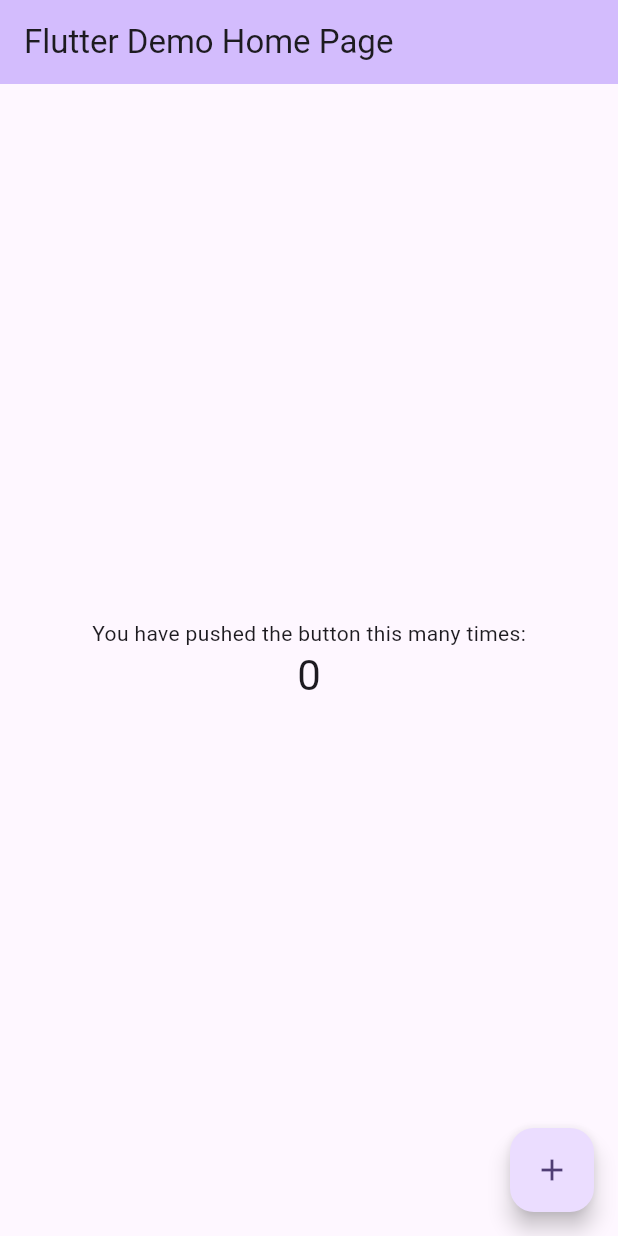
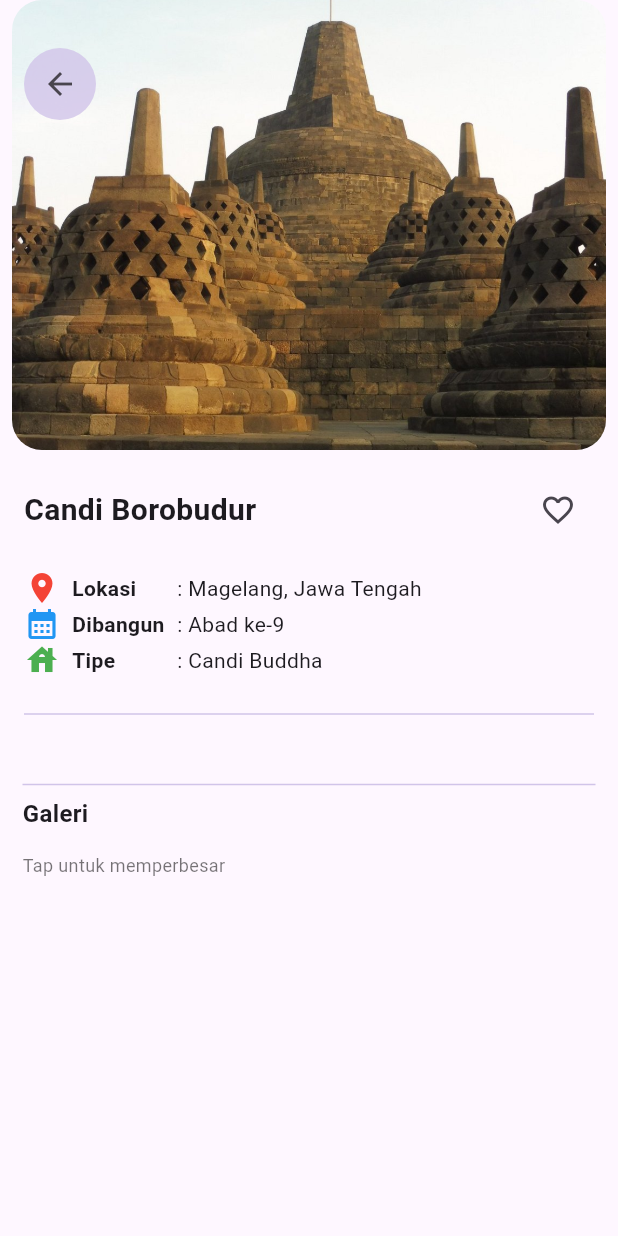
Before and after one commit to Mobile-Programming-MDP/materi-latihan-flutter-brilliantCP, a Flutter app: the screen it shows after launch, on a phone screen of 412 x 824 dp. Run offline on Flutter 3.47's test engine with Material 2 defaults, Android fonts, the phone set to English and light mode, and no system bars.

Commit message:
detail screen

```diff
--- a/wisata_candi/wisata_candi/lib/main.dart
+++ b/wisata_candi/wisata_candi/lib/main.dart
@@ -1,4 +1,6 @@
 import 'package:flutter/material.dart';
+import 'package:wisata_candi/data/candi_data.dart';
+import 'package:wisata_candi/screens/detail_screen.dart';
 
 void main() {
   runApp(const MyApp());
@@ -11,115 +13,12 @@ class MyApp extends StatelessWidget {
   @override
   Widget build(BuildContext context) {
     return MaterialApp(
-      title: 'Flutter Demo',
+      title: 'Wisata Candi',
       theme: ThemeData(
-        // This is the theme of your application.
-        //
-        // TRY THIS: Try running your application with "flutter run". You'll see
-        // the application has a blue toolbar. Then, without quitting the app,
-        // try changing the seedColor in the colorScheme below to Colors.green
-        // and then invoke "hot reload" (save your changes or press the "hot
-        // reload" button in a Flutter-supported IDE, or press "r" if you used
-        // the command line to start the app).
-        //
-        // Notice that the counter didn't reset back to zero; the application
-        // state is not lost during the reload. To reset the state, use hot
-        // restart instead.
-        //
-        // This works for code too, not just values: Most code changes can be
-        // tested with just a hot reload.
         colorScheme: ColorScheme.fromSeed(seedColor: Colors.deepPurple),
         useMaterial3: true,
       ),
-      home: const MyHomePage(title: 'Flutter Demo Home Page'),
+      home: DetailScreen(candi: candiList[0]),
     );
   }
 }
-
-class MyHomePage extends StatefulWidget {
-  const MyHomePage({super.key, required this.title});
-
-  // This widget is the home page of your application. It is stateful, meaning
-  // that it has a State object (defined below) that contains fields that affect
-  // how it looks.
-
-  // This class is the configuration for the state. It holds the values (in this
-  // case the title) provided by the parent (in this case the App widget) and
-  // used by the build method of the State. Fields in a Widget subclass are
-  // always marked "final".
-
-  final String title;
-
-  @override
-  State<MyHomePage> createState() => _MyHomePageState();
-}
-
-class _MyHomePageState extends State<MyHomePage> {
-  int _counter = 0;
-
-  void _incrementCounter() {
-    setState(() {
-      // This call to setState tells the Flutter framework that something has
-      // changed in this State, which causes it to rerun the build method below
-      // so that the display can reflect the updated values. If we changed
-      // _counter without calling setState(), then the build method would not be
-      // called again, and so nothing would appear to happen.
-      _counter++;
-    });
-  }
-
-  @override
-  Widget build(BuildContext context) {
-    // This method is rerun every time setState is called, for instance as done
-    // by the _incrementCounter method above.
-    //
-    // The Flutter framework has been optimized to make rerunning build methods
-    // fast, so that you can just rebuild anything that needs updating rather
-    // than having to individually change instances of widgets.
-    return Scaffold(
-      appBar: AppBar(
-        // TRY THIS: Try changing the color here to a specific color (to
-        // Colors.amber, perhaps?) and trigger a hot reload to see the AppBar
-        // change color while the other colors stay the same.
-        backgroundColor: Theme.of(context).colorScheme.inversePrimary,
-        // Here we take the value from the MyHomePage object that was created by
-        // the App.build method, and use it to set our appbar title.
-        title: Text(widget.title),
-      ),
-      body: Center(
-        // Center is a layout widget. It takes a single child and positions it
-        // in the middle of the parent.
-        child: Column(
-          // Column is also a layout widget. It takes a list of children and
-          // arranges them vertically. By default, it sizes itself to fit its
-          // children horizontally, and tries to be as tall as its parent.
-          //
-          // Column has various properties to control how it sizes itself and
-          // how it positions its children. Here we use mainAxisAlignment to
-          // center the children vertically; the main axis here is the vertical
-          // axis because Columns are vertical (the cross axis would be
-          // horizontal).
-          //
-          // TRY THIS: Invoke "debug painting" (choose the "Toggle Debug Paint"
-          // action in the IDE, or press "p" in the console), to see the
-          // wireframe for each widget.
-          mainAxisAlignment: MainAxisAlignment.center,
-          children: <Widget>[
-            const Text(
-              'You have pushed the button this many times:',
-            ),
-            Text(
-              '$_counter',
-              style: Theme.of(context).textTheme.headlineMedium,
-            ),
-          ],
-        ),
-      ),
-      floatingActionButton: FloatingActionButton(
-        onPressed: _incrementCounter,
-        tooltip: 'Increment',
-        child: const Icon(Icons.add),
-      ), // This trailing comma makes auto-formatting nicer for build methods.
-    );
-  }
-}
--- /dev/null
+++ b/wisata_candi/wisata_candi/lib/screens/detail_screen.dart
@@ -0,0 +1,113 @@
+
+import 'package:flutter/material.dart';
+import 'package:wisata_candi/models/candi.dart';
+
+class DetailScreen extends StatelessWidget{
+  final Candi candi;
+  const DetailScreen({super.key, required this.candi});
+
+  @override
+  Widget build(BuildContext context){
+    return Scaffold(
+      body: Column(
+        children: [
+          Stack(
+            children: [
+              Padding(
+                  padding: const EdgeInsets.symmetric(horizontal: 8.0),
+              child: ClipRRect(
+                borderRadius: BorderRadius.circular(20),
+                child: Image.asset(
+                  candi.imageAsset,
+                  width: double.infinity,
+                  height: 300,
+                  fit: BoxFit.cover,
+                ),
+                ),
+              ),
+              Padding(padding: const EdgeInsets.symmetric(horizontal: 16, vertical: 32),
+              child: Container(
+                decoration: BoxDecoration(
+                  color: Colors.deepPurple[100]?.withOpacity(0.8),
+                  shape: BoxShape.circle,
+                ),
+                child: IconButton(
+                  onPressed: () {},
+                  icon: const Icon(
+                    Icons.arrow_back,
+                  ),
+                ),
+              ),)
+            ],
+          ),
+          Padding(padding: const EdgeInsets.symmetric(horizontal: 16),
+          child: Column(
+            crossAxisAlignment: CrossAxisAlignment.start,
+            children: [
+            SizedBox(height: 16,),
+            Row(
+              mainAxisAlignment: MainAxisAlignment.spaceBetween,
+              children: [
+                Text(
+                  candi.name,
+                  style: TextStyle(
+                    fontSize: 20,
+                    fontWeight: FontWeight.bold,
+                  ),
+                ),
+                IconButton(onPressed: () {}, icon: Icon(Icons.favorite_border))
+              ],
+            ),
+            SizedBox(height: 16,),
+            Row(children: [
+              Icon(Icons.place, color: Colors.red,),
+              SizedBox(width: 8,),
+              SizedBox(width: 70,
+              child: Text('Lokasi', style: TextStyle(
+                fontWeight: FontWeight.bold),),),
+                Text(': ${candi.location}',),
+            ],),
+            Row(children: [
+              Icon(Icons.calendar_month, color: Colors.blue,),
+              SizedBox(width: 8,),
+              SizedBox(width: 70,
+              child: Text('Dibangun', style: TextStyle(
+                fontWeight: FontWeight.bold),),),
+                Text(': ${candi.built}',),
+            ],),
+            Row(children: [
+              Icon(Icons.house, color: Colors.green,),
+              SizedBox(width: 8,),
+              SizedBox(width: 70,
+              child: Text('Tipe', style: TextStyle(
+                fontWeight: FontWeight.bold),),),
+                Text(': ${candi.type}',),
+            ],),
+            SizedBox(height: 16,),
+            Divider(color: Colors.deepPurple.shade100,),
+            SizedBox(height: 16,)
+          ]
+          ),),
+          Padding(
+            padding: const EdgeInsets.all(15),
+            child: Column(
+              crossAxisAlignment: CrossAxisAlignment.start,
+              children: [
+                Divider(color: Colors.deepPurple.shade100,),
+                Text('Galeri', style: TextStyle(
+                  fontSize: 16, fontWeight: FontWeight.bold,
+                ),),
+                SizedBox(height: 10,),
+                SizedBox(),
+                SizedBox(height: 4,),
+                Text('Tap untuk memperbesar', style: TextStyle(
+                  fontSize: 12,color: Colors.black54,
+                ),),
+              ],
+            ),
+          )
+        ],
+      ),
+    );
+  }
+}
```
